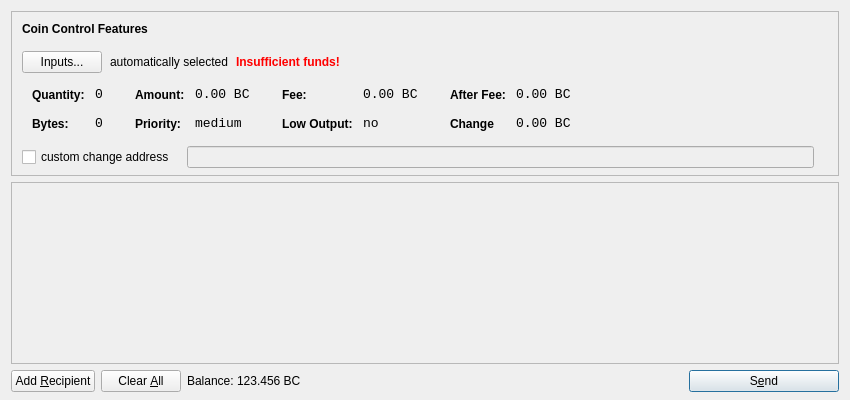
Old version of the form src/qt/forms/sendcoinsdialog.ui in the repository FistBumpGithub/split.
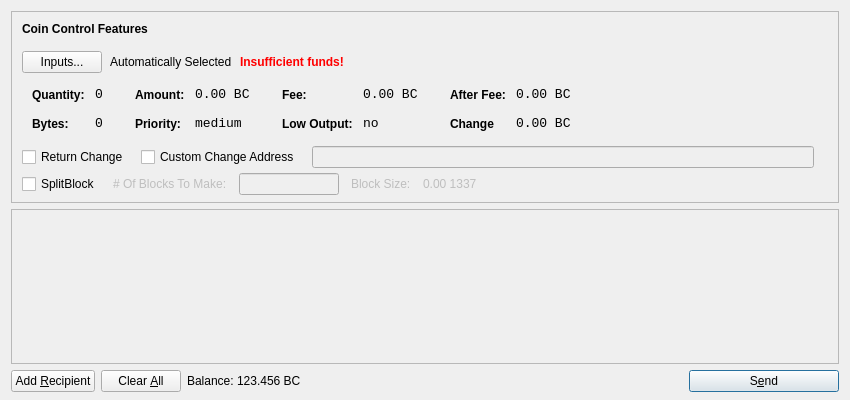
New version of the form. Icons and pictures are not drawn.

```diff
--- a/src/qt/forms/sendcoinsdialog.ui
+++ b/src/qt/forms/sendcoinsdialog.ui
@@ -114,7 +114,7 @@
           <item>
            <widget class="QLabel" name="labelCoinControlAutomaticallySelected">
             <property name="text">
-             <string>automatically selected</string>
+             <string>Automatically Selected</string>
             </property>
             <property name="margin">
              <number>5</number>
@@ -540,7 +540,7 @@
          </widget>
         </item>
         <item>
-         <layout class="QHBoxLayout" name="horizontalLayoutCoinControl4" stretch="0,0,0">
+         <layout class="QHBoxLayout" name="horizontalLayoutCoinControl4" stretch="0,0,0,0">
           <property name="spacing">
            <number>12</number>
           </property>
@@ -554,9 +554,16 @@
            <number>5</number>
           </property>
           <item>
+		  <widget class="QCheckBox" name="returnChangeCheckBox">
+ 		  <property name="text">
+ 		  <string>Return Change</string>
+ 		  </property>
+		  </widget>
+		  </item>
+ 		  <item>		  
            <widget class="QCheckBox" name="checkBoxCoinControlChange">
             <property name="text">
-             <string>custom change address</string>
+             <string>Custom Change Address</string>
             </property>
            </widget>
           </item>
@@ -598,6 +605,81 @@
          </layout>
         </item>
         <item>
+         <layout class="QHBoxLayout" name="horizontalLayoutCoinControl4a" stretch="0,0,0,0">
+          <property name="alignment" >
+         <set>Qt::AlignLeft</set>
+          </property>
+          <property name="spacing">
+           <number>12</number>
+          </property>
+          <property name="sizeConstraint">
+           <enum>QLayout::SetDefaultConstraint</enum>
+          </property>
+          <property name="topMargin">
+           <number>5</number>
+          </property>
+          <property name="rightMargin">
+           <number>5</number>
+          </property>
+           <item> 
+           <widget class="QCheckBox" name="splitBlockCheckBox"> 
+            <property name="text"> 
+             <string>SplitBlock</string> 
+            </property> 
+           </widget> 
+          </item> 
+          <item> 
+           <widget class="QLabel" name="labelBlocksToMakeText"> 
+            <property name="enabled"> 
+             <bool>false</bool> 
+            </property> 
+            <property name="text"> 
+             <string># Of Blocks To Make:</string> 
+            </property> 
+           </widget> 
+          </item>
+          <item> 
+           <widget class="QLineEdit" name="splitBlockLineEdit"> 
+            <property name="enabled"> 
+             <bool>false</bool> 
+            </property> 
+            <property name="sizePolicy"> 
+             <sizepolicy hsizetype="Fixed" vsizetype="Fixed"> 
+              <horstretch>0</horstretch> 
+              <verstretch>0</verstretch> 
+             </sizepolicy> 
+            </property> 
+            <property name="maximumSize"> 
+             <size> 
+              <width>100</width> 
+              <height>16777215</height> 
+             </size> 
+            </property> 
+           </widget> 
+          </item> 
+          <item> 
+           <widget class="QLabel" name="labelBlockSizeText"> 
+            <property name="enabled"> 
+             <bool>false</bool> 
+            </property> 
+            <property name="text"> 
+             <string>Block Size:</string> 
+            </property> 
+           </widget> 
+          </item> 
+          <item> 
+           <widget class="QLabel" name="labelBlockSize"> 
+            <property name="enabled"> 
+             <bool>false</bool> 
+            </property> 
+            <property name="text"> 
+             <string>0.00 1337</string> 
+            </property>
+           </widget> 
+           </item>
+         </layout>
+        </item>
+        <item>				
          <spacer name="verticalSpacerCoinControl">
           <property name="orientation">
            <enum>Qt::Vertical</enum>
@@ -626,7 +708,7 @@
         <x>0</x>
         <y>0</y>
         <width>830</width>
-        <height>165</height>
+		<height>172</height>
        </rect>
       </property>
       <layout class="QVBoxLayout" name="verticalLayout_2">
```
Left out of the diff: 5 changed lines with no effect on the pictures.
